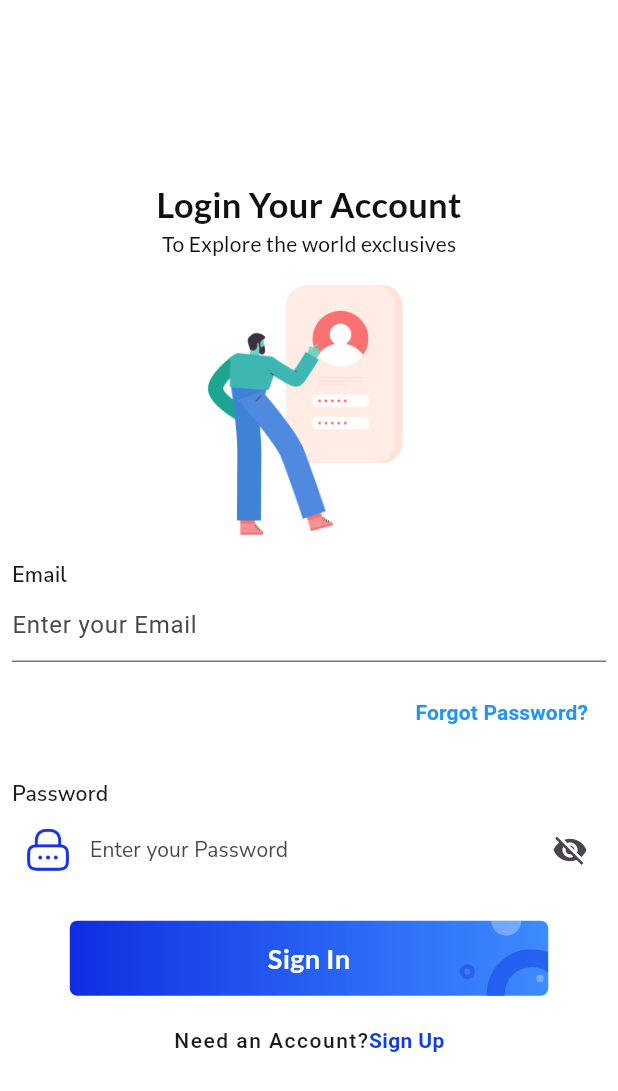
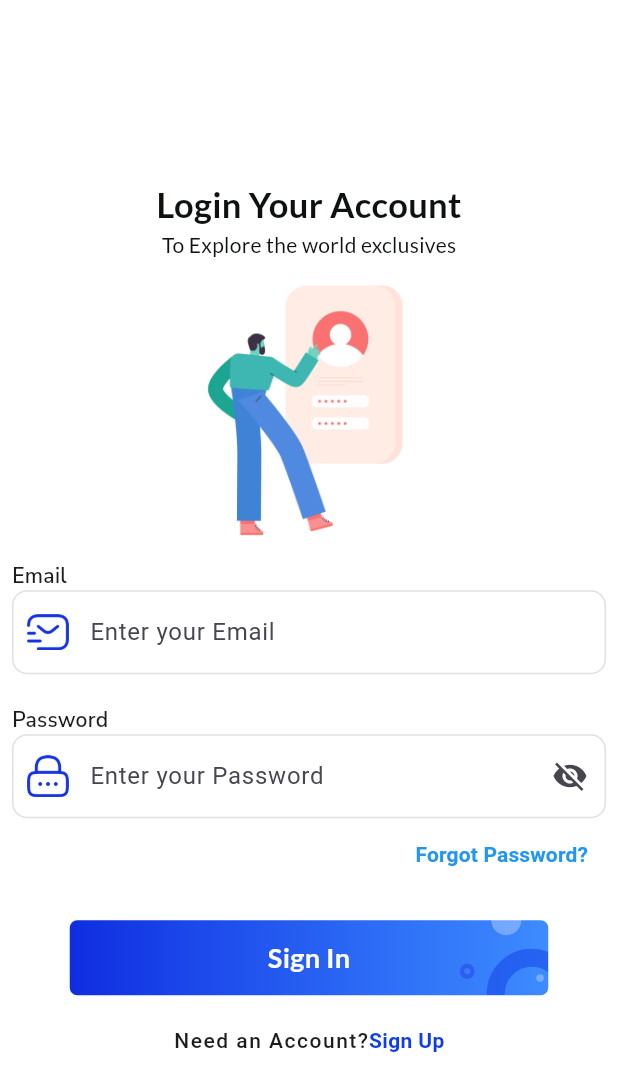
Before and after one commit to rqull/Remus-store, a Flutter app: the LoginScreen screen opened directly, on a phone screen of 412 x 824 dp. Shown: the top 1091 px of the screen. Run offline on Flutter 3.47's test engine with Material 3 defaults, Android fonts, the phone set to English and light mode, and no system bars; our stand-ins replace cached_network_image, cloud_firestore, firebase_auth, firebase_core, get, google_fonts; accounts and stored records are empty.

Commit message:
Refactor authentication flow and enhance UI components
- Updated main.dart to set LoginScreen as the home screen, improving the initial user experience.
- Enhanced login_screen.dart with better input field styling, including added icons and improved border designs for email and password fields.
- Improved user feedback by refining SnackBar messages and ensuring consistent validation prompts.
- Updated product_detail_screen.dart to utilize SingleChildScrollView for better scrolling behavior and layout organization, enhancing the overall user experience.

```diff
--- a/lib/views/screens/authentification_screens/login_screen.dart
+++ b/lib/views/screens/authentification_screens/login_screen.dart
@@ -91,7 +91,8 @@ class _LoginScreenState extends State<LoginScreen> {
                       : () async {
                           if (resetEmail.isEmpty) {
                             ScaffoldMessenger.of(context).showSnackBar(
-                              SnackBar(content: Text('Please enter your email')),
+                              SnackBar(
+                                  content: Text('Please enter your email')),
                             );
                             return;
                           }
@@ -186,22 +187,32 @@ class _LoginScreenState extends State<LoginScreen> {
                     },
                     decoration: InputDecoration(
                       hintText: 'Enter your Email',
+                      filled: true,
+                      fillColor: Colors.white,
+                      prefixIcon: Padding(
+                        padding: EdgeInsets.all(10),
+                        child: Image.asset(
+                          'assets/icons/email.png',
+                          width: 20,
+                          height: 20,
                         ),
                       ),
-                  SizedBox(
-                    height: 10,
+                      border: OutlineInputBorder(
+                        borderRadius: BorderRadius.circular(10),
+                        borderSide: BorderSide(
+                          color: Colors.grey.shade300,
                         ),
-                  Align(
-                    alignment: Alignment.centerRight,
-                    child: TextButton(
-                      onPressed: () {
-                        _showResetPasswordDialog();
-                      },
-                      child: Text(
-                        'Forgot Password?',
-                        style: TextStyle(
+                      ),
+                      enabledBorder: OutlineInputBorder(
+                        borderRadius: BorderRadius.circular(10),
+                        borderSide: BorderSide(
+                          color: Colors.grey.shade300,
+                        ),
+                      ),
+                      focusedBorder: OutlineInputBorder(
+                        borderRadius: BorderRadius.circular(10),
+                        borderSide: BorderSide(
                           color: Colors.blue,
-                          fontWeight: FontWeight.w600,
                         ),
                       ),
                     ),
@@ -222,32 +233,21 @@ class _LoginScreenState extends State<LoginScreen> {
                     ),
                   ),
                   TextFormField(
-                    obscureText: !_isPasswordVisibility,
                     onChanged: (value) {
                       password = value;
                     },
                     validator: (value) {
                       if (value!.isEmpty) {
-                        return 'Enter your Password';
+                        return 'Please enter your password';
                       } else {
                         return null;
                       }
                     },
+                    obscureText: !_isPasswordVisibility,
                     decoration: InputDecoration(
+                      hintText: 'Enter your Password',
+                      filled: true,
                       fillColor: Colors.white,
-                      filled: true,
-                      border: OutlineInputBorder(
-                        borderRadius: BorderRadius.circular(9),
-                      ),
-                      focusedBorder: InputBorder.none,
-                      enabledBorder: InputBorder.none,
-                      labelText: "Enter your Password",
-                      labelStyle: GoogleFonts.nunitoSans(
-                        textStyle: TextStyle(
-                          fontSize: 14,
-                          letterSpacing: 0.1,
-                        ),
-                      ),
                       prefixIcon: Padding(
                         padding: EdgeInsets.all(10),
                         child: Image.asset(
@@ -262,9 +262,45 @@ class _LoginScreenState extends State<LoginScreen> {
                             _isPasswordVisibility = !_isPasswordVisibility;
                           });
                         },
-                          icon: _isPasswordVisibility
-                              ? Icon(Icons.visibility)
-                              : Icon(Icons.visibility_off)),
+                        icon: Icon(
+                          _isPasswordVisibility
+                              ? Icons.visibility
+                              : Icons.visibility_off,
+                        ),
+                      ),
+                      border: OutlineInputBorder(
+                        borderRadius: BorderRadius.circular(10),
+                        borderSide: BorderSide(
+                          color: Colors.grey.shade300,
+                        ),
+                      ),
+                      enabledBorder: OutlineInputBorder(
+                        borderRadius: BorderRadius.circular(10),
+                        borderSide: BorderSide(
+                          color: Colors.grey.shade300,
+                        ),
+                      ),
+                      focusedBorder: OutlineInputBorder(
+                        borderRadius: BorderRadius.circular(10),
+                        borderSide: BorderSide(
+                          color: Colors.blue,
+                        ),
+                      ),
+                    ),
+                  ),
+                  Align(
+                    alignment: Alignment.centerRight,
+                    child: TextButton(
+                      onPressed: () {
+                        _showResetPasswordDialog();
+                      },
+                      child: Text(
+                        'Forgot Password?',
+                        style: TextStyle(
+                          color: Colors.blue,
+                          fontWeight: FontWeight.w600,
+                        ),
+                      ),
                     ),
                   ),
                   SizedBox(
```
Also changed, not shown: lib/views/screens/inner_screens/product_detail_screen.dart (+59 -3 lines). Lines whose indentation alone changed are shown as unchanged.
